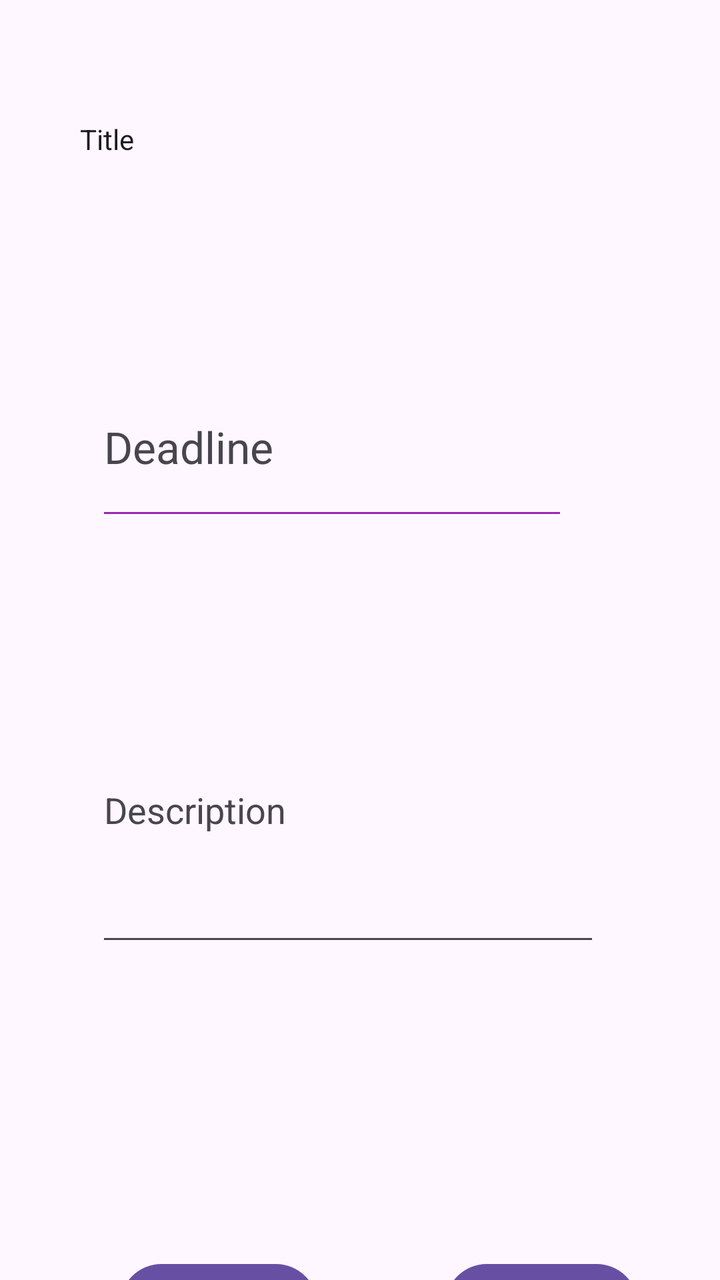
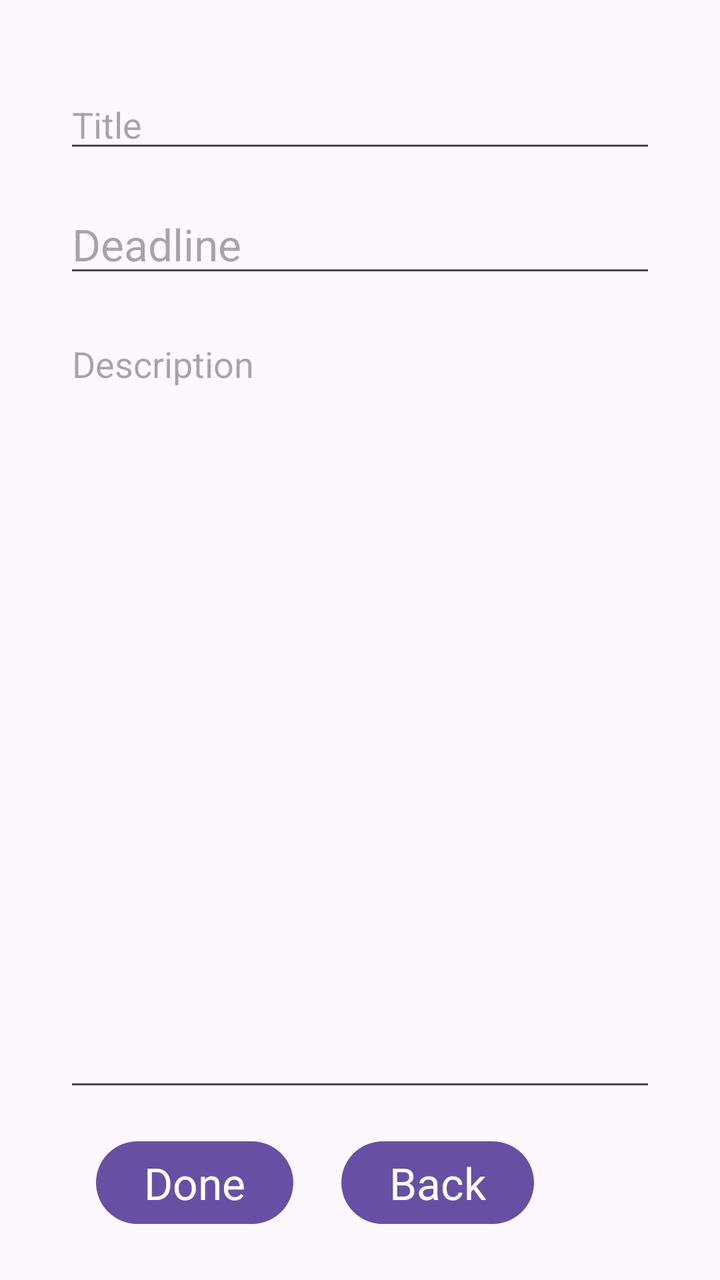

The first picture is an Android layout as it rendered before a commit; the second is the same layout after the commit. The layout source and the unified diff follow.
<!-- AndroidManifest.xml: application theme Theme.TODO -->
<!-- res/layout/activity_new_task.xml -->
<?xml version="1.0" encoding="utf-8"?>
<androidx.constraintlayout.widget.ConstraintLayout xmlns:android="http://schemas.android.com/apk/res/android"
    xmlns:app="http://schemas.android.com/apk/res-auto"
    xmlns:tools="http://schemas.android.com/tools"
    android:id="@+id/main"
    android:layout_height="match_parent"
    tools:context=".NewTask" android:layout_width="match_parent">

    <TextView
        android:id="@+id/textView"
        android:layout_width="108dp"
        android:layout_height="19dp"
        android:layout_marginStart="40dp"
        android:layout_marginTop="60dp"
        android:hint="@string/title"
        android:textColor="?attr/colorOnSurface"
        android:textColorHint="?attr/colorOnSurface"
        app:layout_constraintStart_toStartOf="parent"
        app:layout_constraintTop_toTopOf="parent" />

    <EditText
        android:id="@+id/editTextDate"
        style="@style/Widget.AppCompat.AutoCompleteTextView"
        android:layout_width="236dp"
        android:layout_height="86dp"
        android:layout_marginStart="48dp"
        android:layout_marginTop="100dp"
        android:accessibilityLiveRegion="polite"
        android:autofillHints=""
        android:backgroundTint="#9C27B0"
        android:ems="10"
        android:hint="@string/deadline"
        android:inputType="date"
        android:textAppearance="@style/TextAppearance.AppCompat.Large"
        android:textColor="?attr/colorOnSurface"
        android:textColorHint="?attr/colorOnSurfaceVariant"
        app:layout_constraintStart_toStartOf="parent"
        app:layout_constraintTop_toBottomOf="@+id/textView" />

    <EditText
        android:id="@+id/Description"
        android:layout_width="252dp"
        android:layout_height="149dp"
        android:layout_marginStart="48dp"
        android:layout_marginTop="64dp"
        android:autofillHints=""
        android:ems="10"
        android:hint="@string/description"
        android:inputType="textMultiLine"
        android:singleLine="false"
        android:textColor="?attr/colorOnSurface"
        android:textColorHint="?attr/colorOnSurfaceVariant"
        app:layout_constraintStart_toStartOf="parent"
        app:layout_constraintTop_toBottomOf="@+id/editTextDate" />

    <Button
        android:id="@+id/Done"
        android:layout_width="wrap_content"
        android:layout_height="wrap_content"
        android:layout_marginStart="60dp"
        android:layout_marginTop="150dp"
        android:text="@string/done"
        android:textAppearance="@style/TextAppearance.AppCompat.Large"
        app:layout_constraintStart_toStartOf="parent"
        app:layout_constraintTop_toBottomOf="@+id/Description" />

    <Button
        android:id="@+id/Back"
        android:layout_width="wrap_content"
        android:layout_height="wrap_content"
        android:layout_marginStart="64dp"
        android:layout_marginTop="150dp"
        android:text="@string/back"
        android:textAppearance="@style/TextAppearance.AppCompat.Large"
        app:layout_constraintStart_toEndOf="@+id/Done"
        app:layout_constraintTop_toBottomOf="@+id/Description" />
</androidx.constraintlayout.widget.ConstraintLayout>
<!-- resources referenced by this layout -->
<resources>
  <string name="back">Back</string>
  <string name="deadline">Deadline</string>
  <string name="description">Description</string>
  <string name="done">Done</string>
  <string name="title">Title</string>
  <style name="Theme.TODO" parent="Base.Theme.TODO" />
  <style name="Base.Theme.TODO" parent="Theme.Material3.DayNight.NoActionBar">
          
          
      </style>
</resources>

<!-- the commit's change to res/layout/activity_new_task.xml (unified diff, before → after) -->
@@ -3,75 +3,74 @@
     xmlns:app="http://schemas.android.com/apk/res-auto"
     xmlns:tools="http://schemas.android.com/tools"
     android:id="@+id/main"
+    android:layout_width="match_parent"
     android:layout_height="match_parent"
-    tools:context=".NewTask" android:layout_width="match_parent">
+    tools:context=".NewTask">
 
-    <TextView
-        android:id="@+id/textView"
-        android:layout_width="108dp"
-        android:layout_height="19dp"
-        android:layout_marginStart="40dp"
-        android:layout_marginTop="60dp"
+    <EditText
+        android:id="@+id/taskTitle"
+        android:layout_width="0dp"
+        android:layout_height="wrap_content"
+        android:layout_marginHorizontal="32dp"
+        android:layout_marginTop="40dp"
+        android:autofillHints=""
         android:hint="@string/title"
-        android:textColor="?attr/colorOnSurface"
-        android:textColorHint="?attr/colorOnSurface"
+        android:inputType="textCapSentences"
+        android:maxLength="120"
+        app:layout_constraintEnd_toEndOf="parent"
         app:layout_constraintStart_toStartOf="parent"
         app:layout_constraintTop_toTopOf="parent" />
 
     <EditText
         android:id="@+id/editTextDate"
-        style="@style/Widget.AppCompat.AutoCompleteTextView"
-        android:layout_width="236dp"
-        android:layout_height="86dp"
-        android:layout_marginStart="48dp"
-        android:layout_marginTop="100dp"
-        android:accessibilityLiveRegion="polite"
+        android:layout_width="0dp"
+        android:layout_height="wrap_content"
+        android:layout_marginHorizontal="32dp"
+        android:layout_marginTop="16dp"
         android:autofillHints=""
-        android:backgroundTint="#9C27B0"
-        android:ems="10"
         android:hint="@string/deadline"
         android:inputType="date"
         android:textAppearance="@style/TextAppearance.AppCompat.Large"
-        android:textColor="?attr/colorOnSurface"
-        android:textColorHint="?attr/colorOnSurfaceVariant"
+        app:layout_constraintEnd_toEndOf="parent"
         app:layout_constraintStart_toStartOf="parent"
-        app:layout_constraintTop_toBottomOf="@+id/textView" />
+        app:layout_constraintTop_toBottomOf="@id/taskTitle" />
 
     <EditText
         android:id="@+id/Description"
-        android:layout_width="252dp"
-        android:layout_height="149dp"
-        android:layout_marginStart="48dp"
-        android:layout_marginTop="64dp"
+        android:layout_width="0dp"
+        android:layout_height="0dp"
+        android:layout_marginHorizontal="32dp"
+        android:layout_marginTop="16dp"
+        android:layout_marginBottom="16dp"
         android:autofillHints=""
-        android:ems="10"
+        android:gravity="top|start"
         android:hint="@string/description"
-        android:inputType="textMultiLine"
-        android:singleLine="false"
-        android:textColor="?attr/colorOnSurface"
-        android:textColorHint="?attr/colorOnSurfaceVariant"
+        android:inputType="textCapSentences|textMultiLine"
+        app:layout_constraintBottom_toTopOf="@id/Done"
+        app:layout_constraintEnd_toEndOf="parent"
         app:layout_constraintStart_toStartOf="parent"
-        app:layout_constraintTop_toBottomOf="@+id/editTextDate" />
+        app:layout_constraintTop_toBottomOf="@id/editTextDate" />
 
     <Button
         android:id="@+id/Done"
         android:layout_width="wrap_content"
         android:layout_height="wrap_content"
-        android:layout_marginStart="60dp"
-        android:layout_marginTop="150dp"
+        android:layout_marginStart="48dp"
+        android:layout_marginBottom="24dp"
         android:text="@string/done"
         android:textAppearance="@style/TextAppearance.AppCompat.Large"
-        app:layout_constraintStart_toStartOf="parent"
-        app:layout_constraintTop_toBottomOf="@+id/Description" />
+        app:layout_constraintBottom_toBottomOf="parent"
+        app:layout_constraintStart_toStartOf="parent" />
 
     <Button
         android:id="@+id/Back"
         android:layout_width="wrap_content"
         android:layout_height="wrap_content"
-        android:layout_marginStart="64dp"
-        android:layout_marginTop="150dp"
+        android:layout_marginStart="24dp"
+        android:layout_marginBottom="24dp"
         android:text="@string/back"
         android:textAppearance="@style/TextAppearance.AppCompat.Large"
-        app:layout_constraintStart_toEndOf="@+id/Done"
-        app:layout_constraintTop_toBottomOf="@+id/Description" />
+        app:layout_constraintBottom_toBottomOf="parent"
+        app:layout_constraintStart_toEndOf="@id/Done" />
+
 </androidx.constraintlayout.widget.ConstraintLayout>
